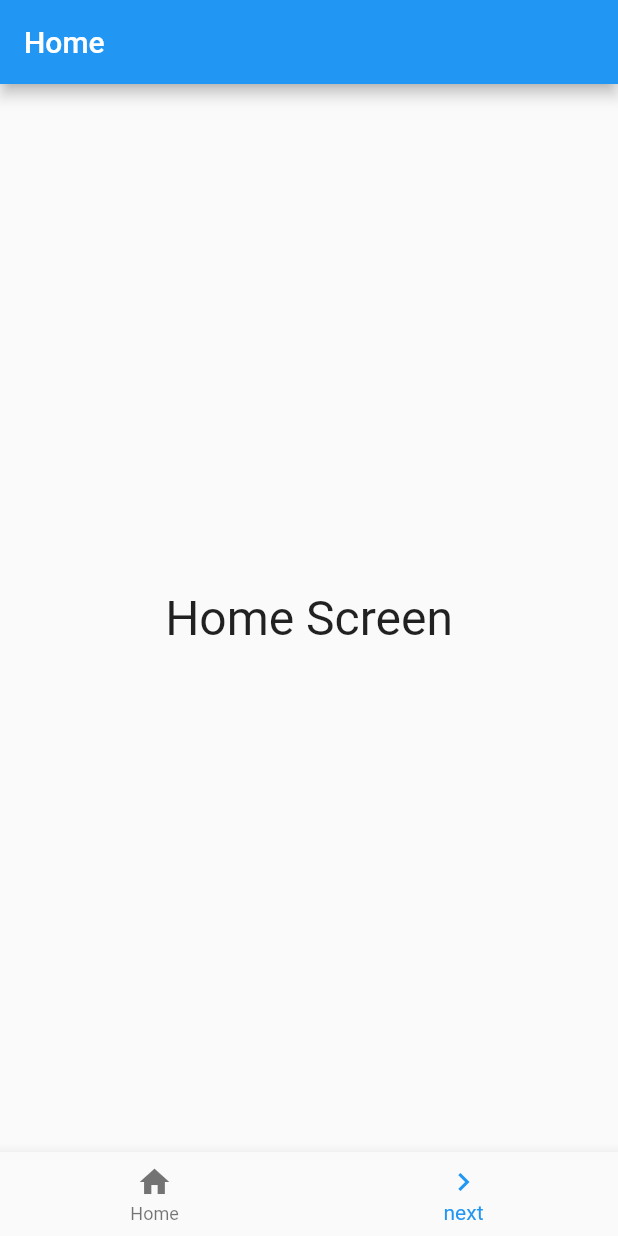
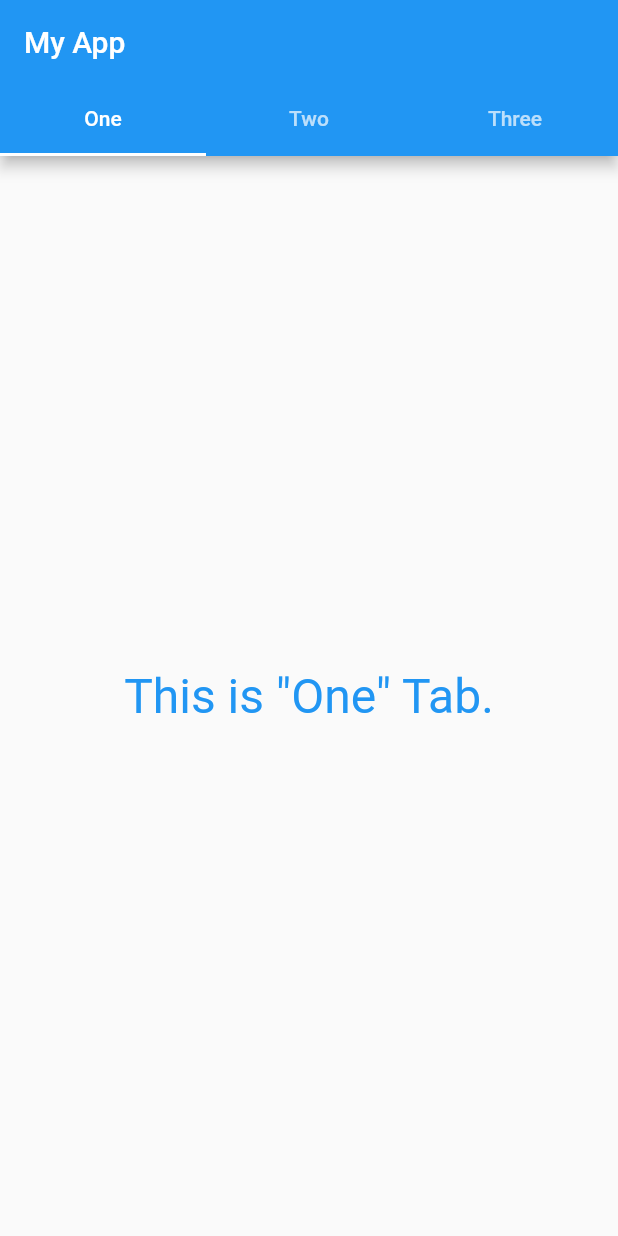
Before and after one commit to uni51/flutter_tsuyano_app_01, a Flutter app: the screen it shows after launch, on a phone screen of 412 x 824 dp. Run offline on Flutter 3.47's test engine with Material 2 defaults, Android fonts, the phone set to English and light mode, and no system bars.

Commit message:
4-3-9 タブを利用する

```diff
--- a/lib/main.dart
+++ b/lib/main.dart
@@ -3,6 +3,7 @@ import 'package:flutter/material.dart';
 void main() {
   runApp(MyApp());
 }
+
 class MyApp extends StatelessWidget {
 
   @override
@@ -11,88 +12,69 @@ class MyApp extends StatelessWidget {
       title: 'Generated App',
       theme: ThemeData(
         primarySwatch: Colors.blue,
-        primaryColor: const Color(0xFF2196f3),
-        canvasColor: const Color(0xFFfafafa),
+        primaryColor: const Color(0xff2196f3),
+        canvasColor: const Color(0xfffafafa),
       ),
-      initialRoute: '/',
-      routes: {
-        '/': (context) => FirstScreen(),
-        '/second': (context) => SecondScreen('Second'),
-        '/third': (context) => SecondScreen('Third'),
-      },
+      home: MyHomePage(),
     );
   }
 }
 
-// 1つ目のスクリーン
-class FirstScreen extends StatelessWidget {
+class MyHomePage extends StatefulWidget {
+  MyHomePage({Key? key}) : super(key: key);
+
   @override
-  Widget build(BuildContext context) {
-    return Scaffold(
-      appBar: AppBar(
-        title: Text('Home'),
-      ),
-      body: const Center(
-        child:Text('Home Screen',
-          style: TextStyle(fontSize: 32.0),
-        ),
-      ),
-      bottomNavigationBar: BottomNavigationBar(
-        currentIndex: 1,
-        items: const <BottomNavigationBarItem>[
-          BottomNavigationBarItem(
-            label: 'Home',
-            icon: Icon(Icons.home),
-          ),
-          BottomNavigationBarItem(
-            label: 'next',
-            icon: Icon(Icons.navigate_next),
-          ),
-        ],
-        onTap: (int value) {
-          if (value == 1)
-            Navigator.pushNamed(context, '/second');
-        },
-      ),
+  _MyHomePageState createState() => _MyHomePageState();
+}
+
+class _MyHomePageState extends State<MyHomePage> with SingleTickerProviderStateMixin {
+
+  static const List<Tab> tabs = <Tab>[
+    Tab(text: 'One'),
+    Tab(text: 'Two'),
+    Tab(text: 'Three'),
+  ];
+
+  late TabController _tabController;
+
+  @override
+  void initState() {
+    super.initState();
+    _tabController = TabController(
+        vsync: this,
+        length: tabs.length
     );
   }
-}
-
-// ２つ目のスクリーン
-class SecondScreen extends StatelessWidget {
-  final String _value;
-  SecondScreen(this._value);
 
   @override
   Widget build(BuildContext context) {
     return Scaffold(
       appBar: AppBar(
-        title: const Text("Next"),
-      ),
-      body: Center(
-        child: Text(
-         '$_value Screen',
-          style: const TextStyle(fontSize: 32.0),
+        title: Text('My App'),
+        bottom: TabBar(
+          controller: _tabController,
+          tabs: tabs,
         ),
       ),
-      bottomNavigationBar: BottomNavigationBar(
-        currentIndex: 0,
-        items: const <BottomNavigationBarItem>[
-          BottomNavigationBarItem(
-            label: 'prev',
-            icon: Icon(Icons.navigate_before, size:32),
-          ),
-          BottomNavigationBarItem(
-            label: '?',
-            icon: Icon(Icons.android, size:32),
-          ),
-        ],
-        onTap: (int value) {
-          if (value == 0) Navigator.pop(context);
-          if (value == 1)
-            Navigator.pushNamed(context, '/third');
-        },
+
+      body: TabBarView(
+        controller: _tabController,
+        children: tabs.map((Tab tab) {
+          return createTab(tab);
+        }).toList(),
       ),
     );
   }
+
+  Widget createTab(Tab tab) {
+    return Center(
+        child: Text(
+          'This is "${tab.text}" Tab.',
+          style: const TextStyle(
+            fontSize: 32.0,
+            color: Colors.blue,
+          ),
+        )
+    );
+  }
 }
```
